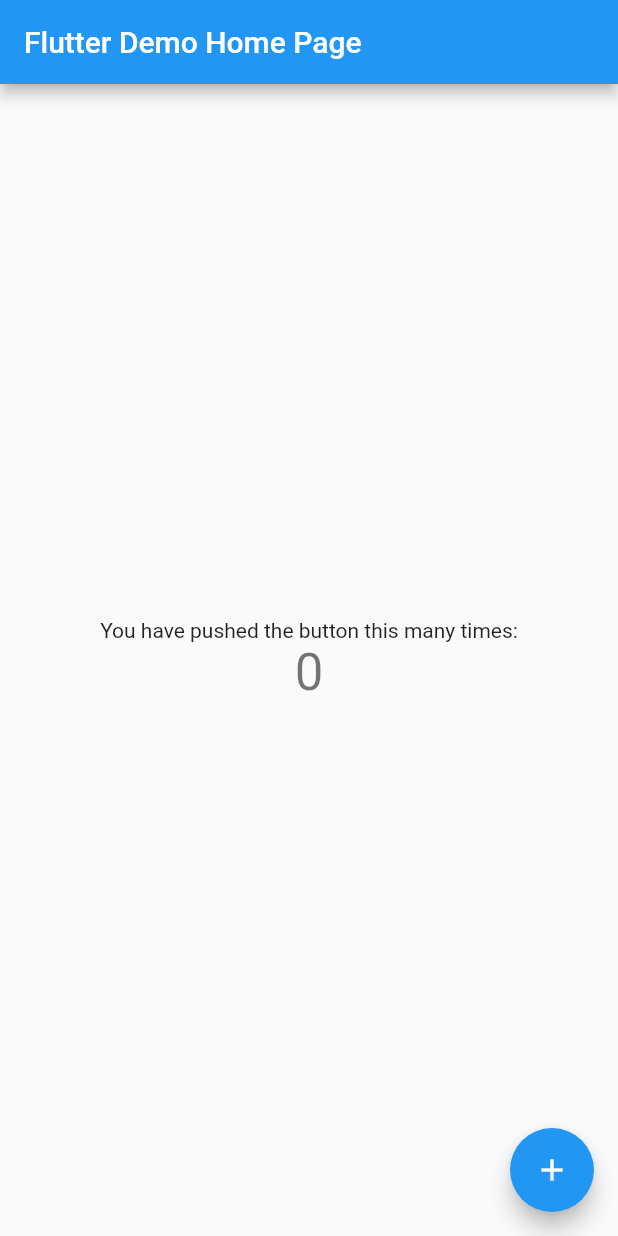
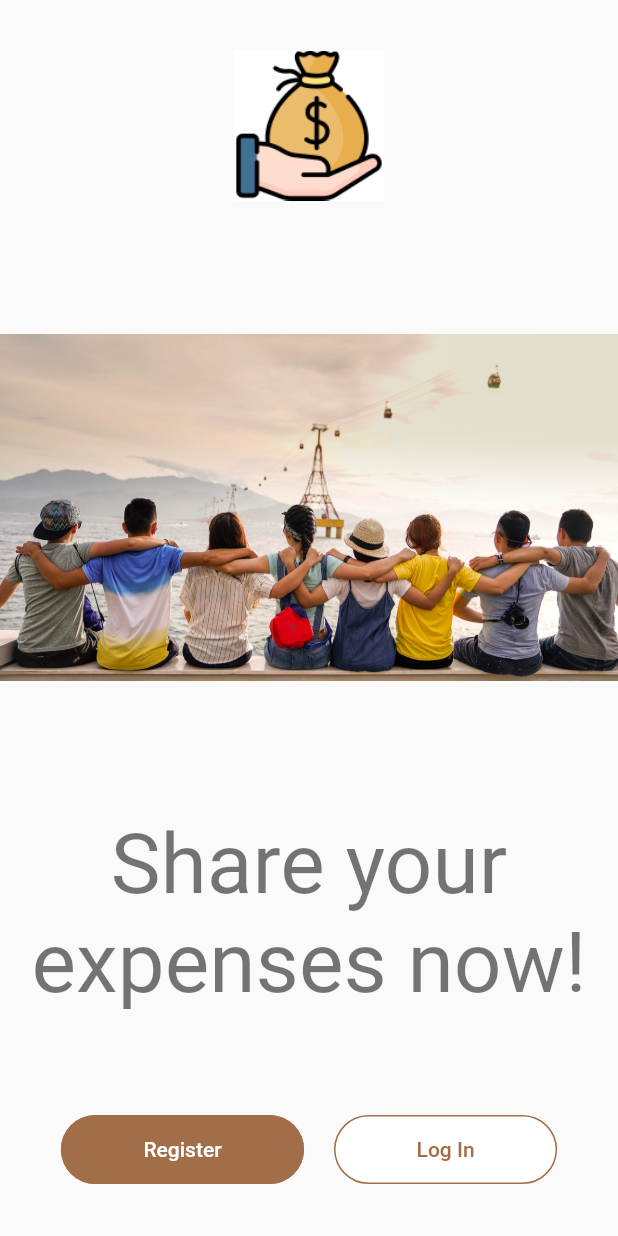
Before and after one commit to SzyMan1337/share-your-expenses, a Flutter app: the screen it shows after launch, on a phone screen of 412 x 824 dp. Run offline on Flutter 3.47's test engine with Material 2 defaults, Android fonts, the light colour scheme and no system bars.

Commit message:
Adding home screen and assets

```diff
--- a/share_your_expenses/lib/main.dart
+++ b/share_your_expenses/lib/main.dart
@@ -1,115 +1,21 @@
 import 'package:flutter/material.dart';
+import 'package:share_your_expenses/screens/home_screen.dart';
 
 void main() {
-  runApp(const MyApp());
+  runApp(const ShareExpenseApp());
 }
 
-class MyApp extends StatelessWidget {
-  const MyApp({Key? key}) : super(key: key);
+class ShareExpenseApp extends StatelessWidget {
+  const ShareExpenseApp({Key? key}) : super(key: key);
 
-  // This widget is the root of your application.
   @override
   Widget build(BuildContext context) {
     return MaterialApp(
-      title: 'Flutter Demo',
-      theme: ThemeData(
-        // This is the theme of your application.
-        //
-        // Try running your application with "flutter run". You'll see the
-        // application has a blue toolbar. Then, without quitting the app, try
-        // changing the primarySwatch below to Colors.green and then invoke
-        // "hot reload" (press "r" in the console where you ran "flutter run",
-        // or simply save your changes to "hot reload" in a Flutter IDE).
-        // Notice that the counter didn't reset back to zero; the application
-        // is not restarted.
-        primarySwatch: Colors.blue,
-      ),
-      home: const MyHomePage(title: 'Flutter Demo Home Page'),
+      theme: ThemeData(primarySwatch: Colors.blueGrey),
+      routes: {
+        '/': (context) => const HomeScreen(),
+      },
+      initialRoute: '/',
     );
   }
 }
-
-class MyHomePage extends StatefulWidget {
-  const MyHomePage({Key? key, required this.title}) : super(key: key);
-
-  // This widget is the home page of your application. It is stateful, meaning
-  // that it has a State object (defined below) that contains fields that affect
-  // how it looks.
-
-  // This class is the configuration for the state. It holds the values (in this
-  // case the title) provided by the parent (in this case the App widget) and
-  // used by the build method of the State. Fields in a Widget subclass are
-  // always marked "final".
-
-  final String title;
-
-  @override
-  State<MyHomePage> createState() => _MyHomePageState();
-}
-
-class _MyHomePageState extends State<MyHomePage> {
-  int _counter = 0;
-
-  void _incrementCounter() {
-    setState(() {
-      // This call to setState tells the Flutter framework that something has
-      // changed in this State, which causes it to rerun the build method below
-      // so that the display can reflect the updated values. If we changed
-      // _counter without calling setState(), then the build method would not be
-      // called again, and so nothing would appear to happen.
-      _counter++;
-    });
-  }
-
-  @override
-  Widget build(BuildContext context) {
-    // This method is rerun every time setState is called, for instance as done
-    // by the _incrementCounter method above.
-    //
-    // The Flutter framework has been optimized to make rerunning build methods
-    // fast, so that you can just rebuild anything that needs updating rather
-    // than having to individually change instances of widgets.
-    return Scaffold(
-      appBar: AppBar(
-        // Here we take the value from the MyHomePage object that was created by
-        // the App.build method, and use it to set our appbar title.
-        title: Text(widget.title),
-      ),
-      body: Center(
-        // Center is a layout widget. It takes a single child and positions it
-        // in the middle of the parent.
-        child: Column(
-          // Column is also a layout widget. It takes a list of children and
-          // arranges them vertically. By default, it sizes itself to fit its
-          // children horizontally, and tries to be as tall as its parent.
-          //
-          // Invoke "debug painting" (press "p" in the console, choose the
-          // "Toggle Debug Paint" action from the Flutter Inspector in Android
-          // Studio, or the "Toggle Debug Paint" command in Visual Studio Code)
-          // to see the wireframe for each widget.
-          //
-          // Column has various properties to control how it sizes itself and
-          // how it positions its children. Here we use mainAxisAlignment to
-          // center the children vertically; the main axis here is the vertical
-          // axis because Columns are vertical (the cross axis would be
-          // horizontal).
-          mainAxisAlignment: MainAxisAlignment.center,
-          children: <Widget>[
-            const Text(
-              'You have pushed the button this many times:',
-            ),
-            Text(
-              '$_counter',
-              style: Theme.of(context).textTheme.headline4,
-            ),
-          ],
-        ),
-      ),
-      floatingActionButton: FloatingActionButton(
-        onPressed: _incrementCounter,
-        tooltip: 'Increment',
-        child: const Icon(Icons.add),
-      ), // This trailing comma makes auto-formatting nicer for build methods.
-    );
-  }
-}
--- /dev/null
+++ b/share_your_expenses/lib/screens/home_screen.dart
@@ -0,0 +1,74 @@
+import 'package:flutter/material.dart';
+import 'package:share_your_expenses/shared/common_button.dart';
+
+class HomeScreen extends StatefulWidget {
+  static String routeName = 'homeScreen';
+
+  const HomeScreen({Key? key}) : super(key: key);
+  static Route<HomeScreen> route() {
+    return MaterialPageRoute<HomeScreen>(
+      settings: RouteSettings(name: routeName),
+      builder: (BuildContext context) => const HomeScreen(),
+    );
+  }
+
+  @override
+  _HomeScreenState createState() => _HomeScreenState();
+}
+
+class _HomeScreenState extends State<HomeScreen> {
+  final loginScaffoldKey = GlobalKey<ScaffoldState>();
+  @override
+  Widget build(BuildContext context) {
+    return Scaffold(
+      body: SafeArea(
+        child: Column(
+          mainAxisAlignment: MainAxisAlignment.spaceAround,
+          children: <Widget>[
+            Image.asset(
+              "assets/images/logo.png",
+              height: 100,
+              width: 100,
+            ),
+            Image.asset(
+              "assets/images/friends.jpg",
+              height: MediaQuery.of(context).size.height / 3,
+              width: MediaQuery.of(context).size.width,
+              fit: BoxFit.fitWidth,
+            ),
+            Text(
+              "Share your expenses now!",
+              style: Theme.of(context).textTheme.headline2,
+              textAlign: TextAlign.center,
+            ),
+            Row(
+              mainAxisAlignment: MainAxisAlignment.center,
+              children: <Widget>[
+                CommonButton(
+                  onPressed: () {
+                    // CoffeeRouter.instance.push(
+                    //   LoginScreen.route(loginScaffoldKey),
+                    // );
+                  },
+                  text: 'Register',
+                  highlighColor: true,
+                ),
+                const SizedBox(
+                  width: 20,
+                ),
+                CommonButton(
+                  onPressed: () {
+                    // Navigator.of(context).push(
+                    //   LoginScreen.route(loginScaffoldKey),
+                    // );
+                  },
+                  text: 'Log In',
+                ),
+              ],
+            ),
+          ],
+        ),
+      ),
+    );
+  }
+}
--- /dev/null
+++ b/share_your_expenses/lib/shared/common_button.dart
@@ -0,0 +1,50 @@
+import 'package:flutter/material.dart';
+
+import 'const.dart';
+
+class CommonButton extends StatelessWidget {
+  const CommonButton({
+    Key? key,
+    this.onPressed,
+    this.highlighColor = false,
+    required this.text,
+  }) : super(key: key);
+
+  final VoidCallback? onPressed;
+  final String text;
+  final bool highlighColor;
+
+  Color get backgroundColor {
+    return highlighColor ? darkBrown : Colors.white;
+  }
+
+  Color get textColor {
+    return highlighColor ? Colors.white : darkBrown;
+  }
+
+  @override
+  Widget build(BuildContext context) {
+    return TextButton(
+      key: key,
+      onPressed: onPressed,
+      child: Text(
+        text,
+        style: TextStyle(color: textColor),
+      ),
+      style: ButtonStyle(
+        backgroundColor: MaterialStateProperty.all<Color>(
+          backgroundColor,
+        ),
+        side: MaterialStateProperty.all<BorderSide>(
+          const BorderSide(color: darkBrown),
+        ),
+        padding: MaterialStateProperty.all<EdgeInsets>(
+          const EdgeInsets.fromLTRB(55, 15, 55, 15),
+        ),
+        shape: MaterialStateProperty.all(
+          const StadiumBorder(),
+        ),
+      ),
+    );
+  }
+}
--- /dev/null
+++ b/share_your_expenses/lib/shared/const.dart
@@ -0,0 +1,6 @@
+import 'package:flutter/material.dart';
+
+const Color darkBrown = Color(0xFFA26E47);
+const Color lightBrown = Color(0xFFF9E8D4);
+const Color brown = Color(0xFF9C5700);
+const Color facebookColor = Color(0xFF4867AA);
```
Also changed, not shown: share_your_expenses/pubspec.yaml (+3 -4 lines), share_your_expenses/assets/images/friends.jpg (added), share_your_expenses/assets/images/login.jpg (added), share_your_expenses/assets/images/logo.png (added), 1 other file.
